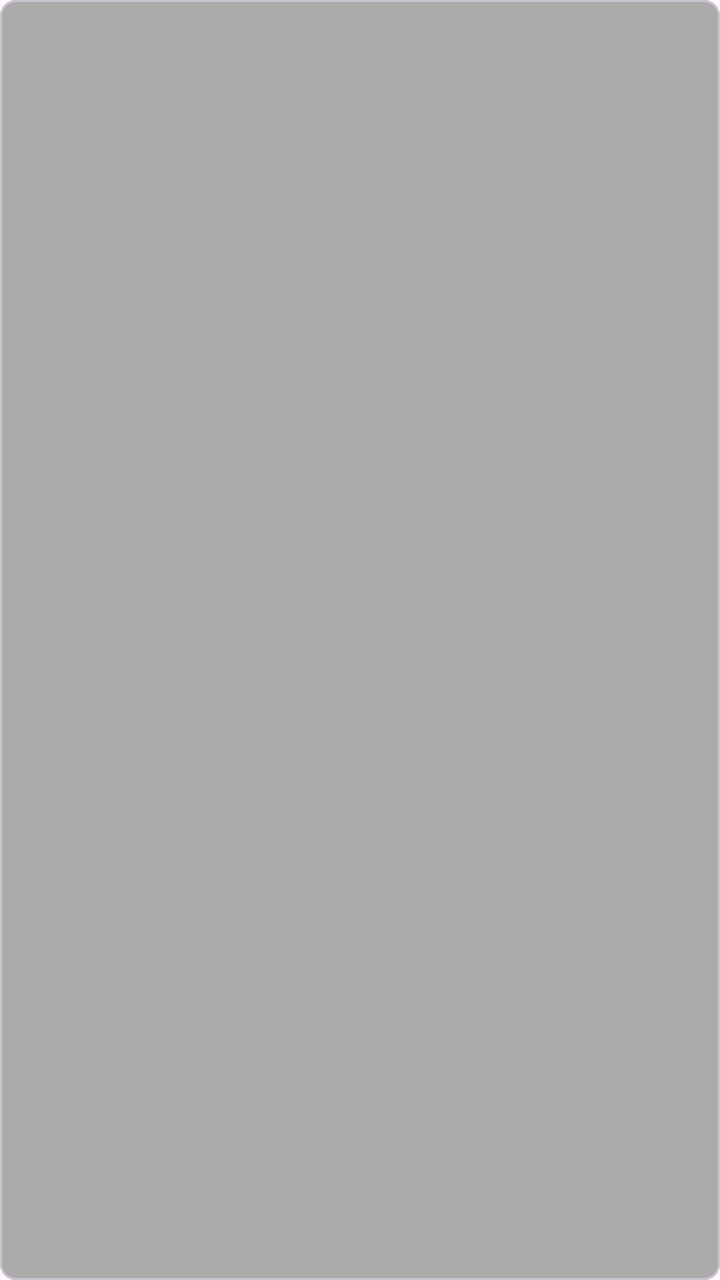
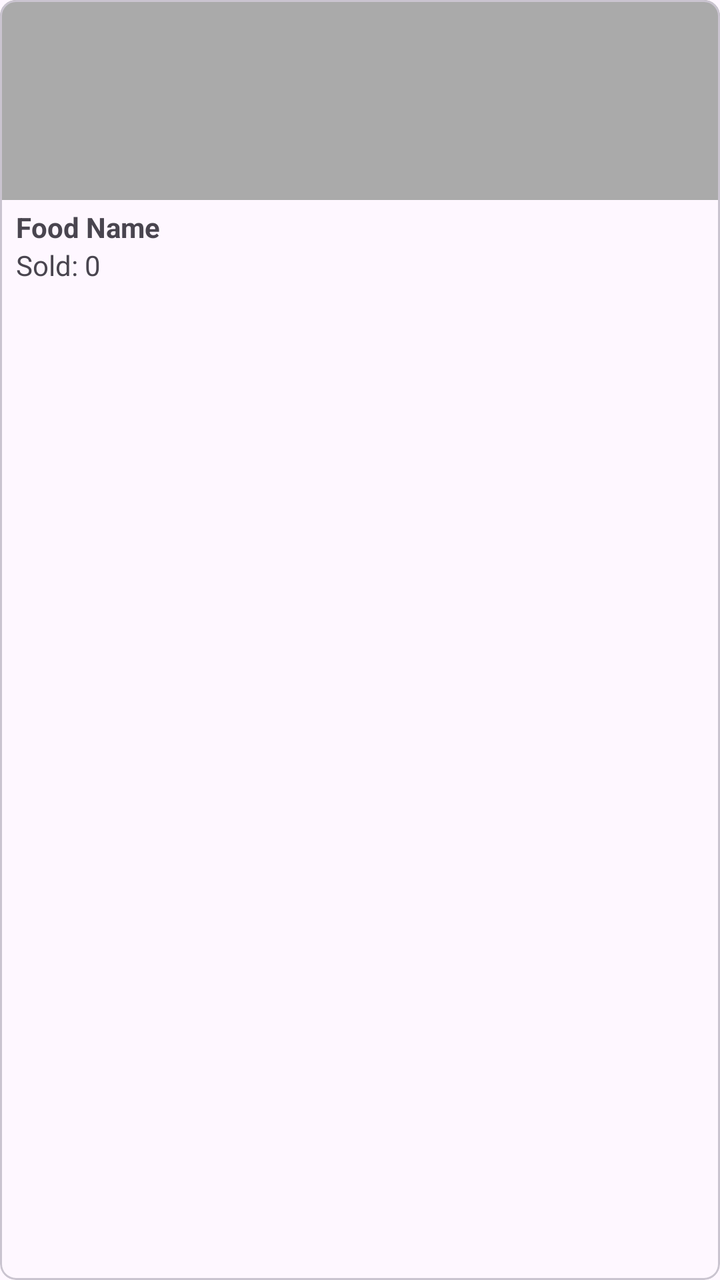

Before-and-after screenshots of an Android layout around one commit, followed by the original layout XML and the change that was made.
<!-- AndroidManifest.xml: application theme Theme.PRM392_Assignment_Food -->
<!-- res/layout/item_popular_food.xml -->
<?xml version="1.0" encoding="utf-8"?>
<com.google.android.material.card.MaterialCardView xmlns:android="http://schemas.android.com/apk/res/android"
    xmlns:app="http://schemas.android.com/apk/res-auto"
    android:layout_width="150dp"
    android:layout_height="100dp"
    android:layout_margin="8dp"
    app:cardCornerRadius="8dp">

    <ImageView
        android:id="@+id/ivFoodImage"
        android:layout_width="match_parent"
        android:layout_height="match_parent"
        android:scaleType="centerCrop"
        android:background="@android:color/darker_gray" />

</com.google.android.material.card.MaterialCardView>
<!-- resources referenced by this layout -->
<resources>
  <style name="Theme.PRM392_Assignment_Food" parent="Base.Theme.PRM392_Assignment_Food" />
  <style name="Base.Theme.PRM392_Assignment_Food" parent="Theme.Material3.DayNight.NoActionBar">
          
          <item name="colorPrimary">@color/deep_orange</item>
          <item name="colorPrimaryVariant">@color/deep_orange</item>
          <item name="colorOnPrimary">@color/white</item>
          
          <item name="colorSecondary">@color/deep_orange</item>
          <item name="colorSecondaryVariant">@color/deep_orange</item>
          <item name="colorOnSecondary">@color/black</item>
          
          <item name="android:statusBarColor" tools:targetApi="l">?attr/colorPrimaryVariant</item>
          
      </style>
  <color name="deep_orange">#FF7622</color>
  <color name="white">#FFFFFF</color>
  <color name="black">#000000</color>
</resources>

<!-- the commit's change to res/layout/item_popular_food.xml (unified diff, before → after) -->
@@ -1,16 +1,44 @@
 <?xml version="1.0" encoding="utf-8"?>
 <com.google.android.material.card.MaterialCardView xmlns:android="http://schemas.android.com/apk/res/android"
     xmlns:app="http://schemas.android.com/apk/res-auto"
-    android:layout_width="150dp"
-    android:layout_height="100dp"
+    android:layout_width="160dp"
+    android:layout_height="wrap_content"
     android:layout_margin="8dp"
     app:cardCornerRadius="8dp">
 
-    <ImageView
-        android:id="@+id/ivFoodImage"
+    <LinearLayout
         android:layout_width="match_parent"
-        android:layout_height="match_parent"
-        android:scaleType="centerCrop"
-        android:background="@android:color/darker_gray" />
+        android:layout_height="wrap_content"
+        android:orientation="vertical">
+
+        <ImageView
+            android:id="@+id/ivFoodImage"
+            android:layout_width="match_parent"
+            android:layout_height="100dp"
+            android:scaleType="centerCrop"
+            android:background="@android:color/darker_gray" />
+
+        <TextView
+            android:id="@+id/tvFoodName"
+            android:layout_width="wrap_content"
+            android:layout_height="wrap_content"
+            android:paddingStart="8dp"
+            android:paddingEnd="8dp"
+            android:paddingTop="4dp"
+            android:text="Food Name"
+            android:textStyle="bold"
+            android:maxLines="1"
+            android:ellipsize="end"/>
+
+        <TextView
+            android:id="@+id/tvQuantitySold"
+            android:layout_width="wrap_content"
+            android:layout_height="wrap_content"
+            android:paddingStart="8dp"
+            android:paddingEnd="8dp"
+            android:paddingBottom="8dp"
+            android:text="Sold: 0"/>
+
+    </LinearLayout>
 
 </com.google.android.material.card.MaterialCardView>
